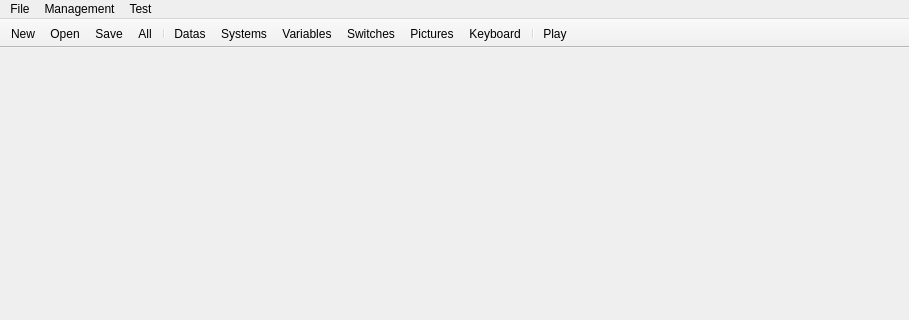
Old version of the form Engine/Dialogs/mainwindow.ui in the repository RPG-Paper-Maker/RPG-Paper-Maker; both pictures show x 0 to 909 and y 0 to 320 of the 909 by 502 pixel window.
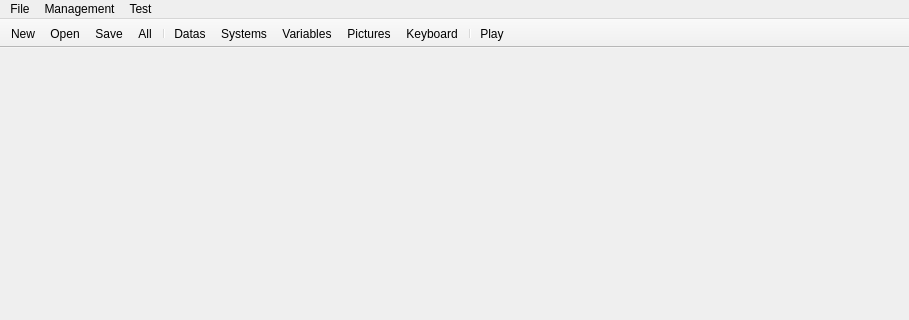
New version of the form. Icons and pictures are not drawn.

Commit message: [E] Ask to save when play test, [E][G] Remove switches

Diff of the .ui file:
```diff
--- a/Engine/Dialogs/mainwindow.ui
+++ b/Engine/Dialogs/mainwindow.ui
@@ -112,7 +112,6 @@
    <addaction name="actionDatas_manager"/>
    <addaction name="actionSystems_manager"/>
    <addaction name="actionVariables_manager"/>
-   <addaction name="actionSwitches_manager"/>
    <addaction name="actionPictures_manager"/>
    <addaction name="actionKeyboard_controls"/>
    <addaction name="separator"/>
@@ -225,18 +224,6 @@
     <string>Variables</string>
    </property>
   </action>
-  <action name="actionSwitches_manager">
-   <property name="icon">
-    <iconset resource="../ressources.qrc">
-     <normaloff>:/icons/Ressources/datas.png</normaloff>:/icons/Ressources/datas.png</iconset>
-   </property>
-   <property name="text">
-    <string>Switches manager</string>
-   </property>
-   <property name="iconText">
-    <string>Switches</string>
-   </property>
-  </action>
   <action name="actionSystems_manager">
    <property name="icon">
     <iconset resource="../ressources.qrc">
```
Left out of the diff: 1 changed line with no effect on the pictures. The commit also changes 55 other files.
